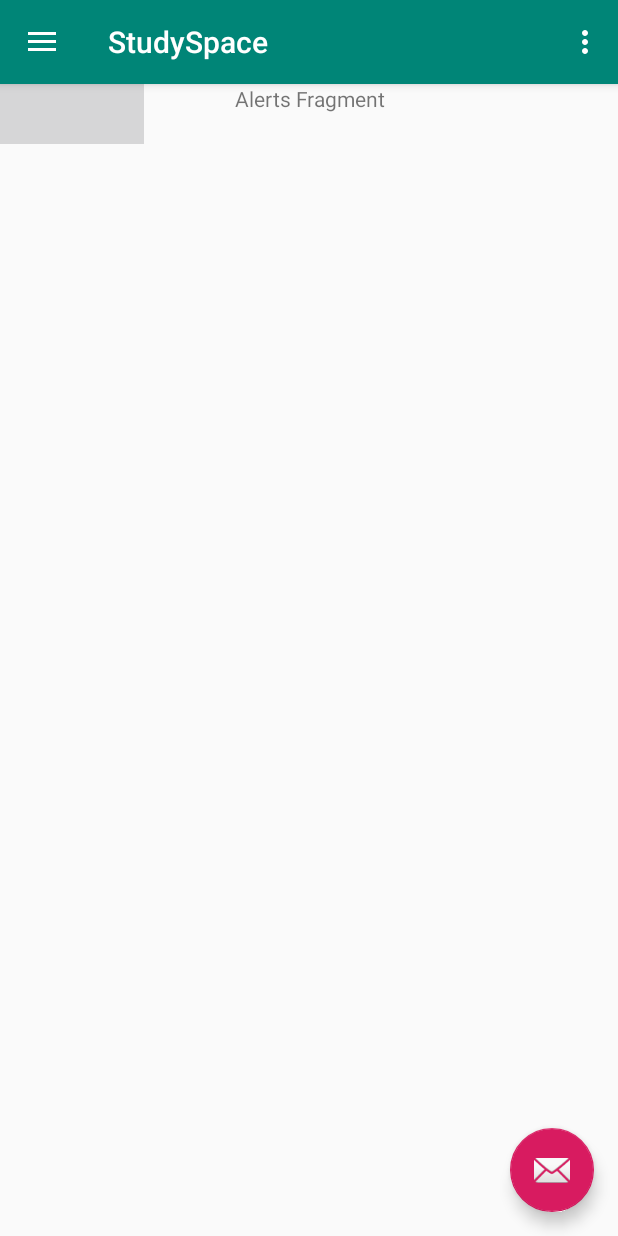
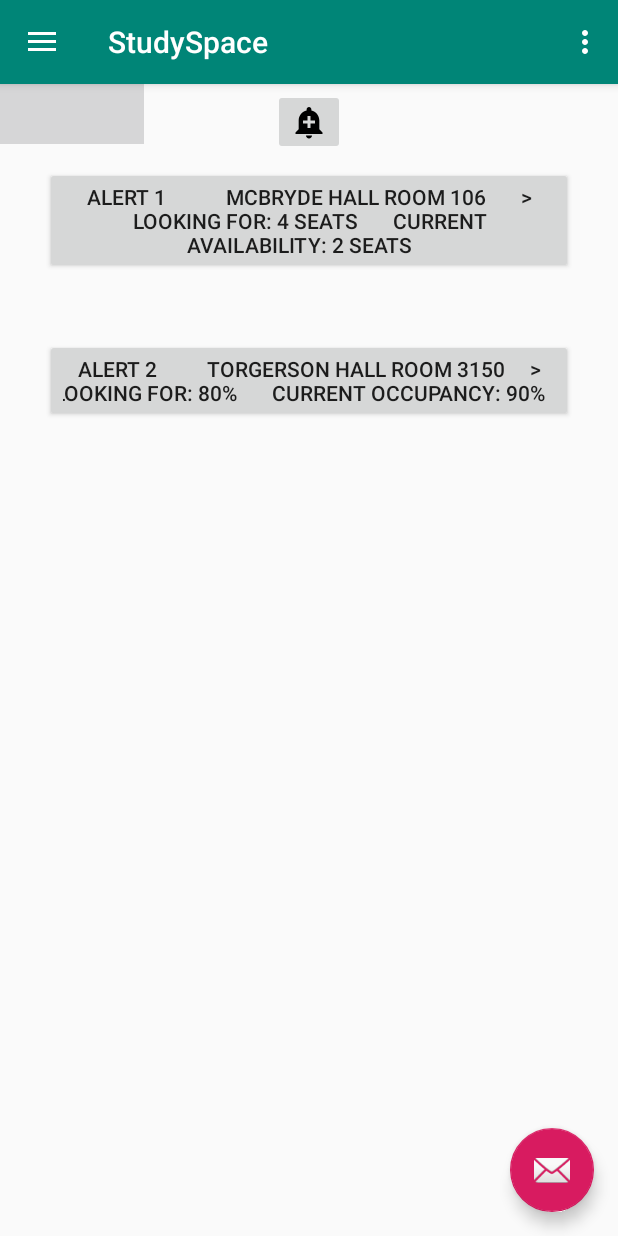
Before and after one commit to btam/StudySpace, an Android app: the screen it shows after launch (MainActivity), in the side drawer, after a tap on "Manage Alerts", on a phone screen of 412 x 824 dp. Run offline under Robolectric (Android 15) with nearby library versions, the phone set to English and light mode, and no system bars.

Commit message:
Add alerts pane

```diff
--- a/app/src/main/res/layout/fragment_alerts.xml
+++ b/app/src/main/res/layout/fragment_alerts.xml
@@ -1,16 +1,50 @@
 <?xml version="1.0" encoding="utf-8"?>
 <RelativeLayout xmlns:android="http://schemas.android.com/apk/res/android"
-xmlns:tools="http://schemas.android.com/tools"
+    xmlns:app="http://schemas.android.com/apk/res-auto"
+    xmlns:tools="http://schemas.android.com/tools"
 android:layout_width="match_parent"
 android:layout_height="match_parent"
 tools:context=".AlertsFragment">
 
+    <Button
+        android:id="@+id/button"
+        android:layout_width="352dp"
+        android:layout_height="wrap_content"
+        android:layout_alignParentTop="true"
+        android:layout_centerHorizontal="true"
+        android:layout_marginTop="55dp"
+        android:text="Alert 1
 
-    <TextView
-        android:id="@android:id/empty"
-        android:layout_width="match_parent"
+          Mcbryde hall Room 106       >
+   Looking for: 4 SEATS
+
+     Current AVAILABILITY: 2 SEATS    " />
+
+    <Button
+        android:id="@+id/button4"
+        android:layout_width="287dp"
         android:layout_height="wrap_content"
-        android:text="Alerts Fragment"
-        android:textAlignment="center" />
+        android:layout_below="@+id/button"
+        android:layout_alignStart="@+id/button"
+        android:layout_alignEnd="@+id/button"
+        android:layout_marginStart="0dp"
+        android:layout_marginTop="43dp"
+        android:layout_marginEnd="0dp"
+        android:text="Alert 2
+
+        Torgerson hall Room 3150     >
+   Looking for: 80%
+
+     Current occupancy: 90%    " />
+
+    <ImageButton
+        android:id="@+id/imageButton2"
+        android:layout_width="wrap_content"
+        android:layout_height="wrap_content"
+        android:layout_alignParentTop="true"
+        android:layout_centerHorizontal="true"
+        android:layout_marginTop="3dp"
+        android:src="@drawable/ic_add_alert_black" />" />
+
 
 </RelativeLayout>
```
